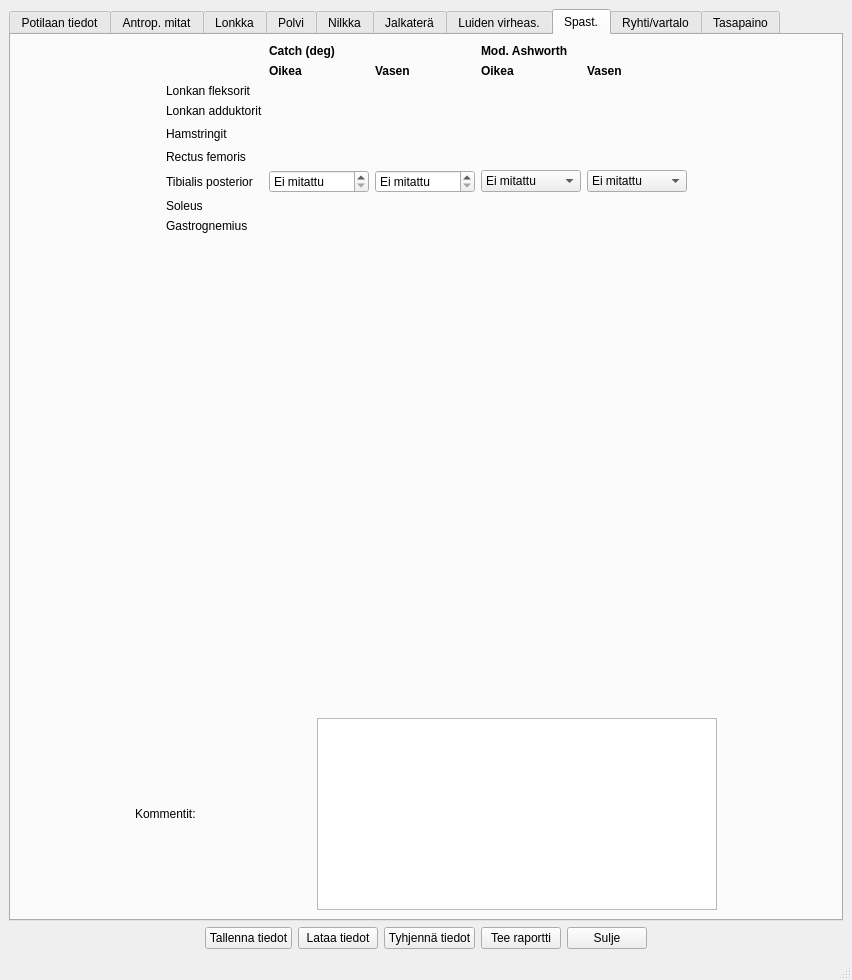
First picture: the form in tabbed_design.ui, repository jjnurminen/liikelaaj, before the edit.
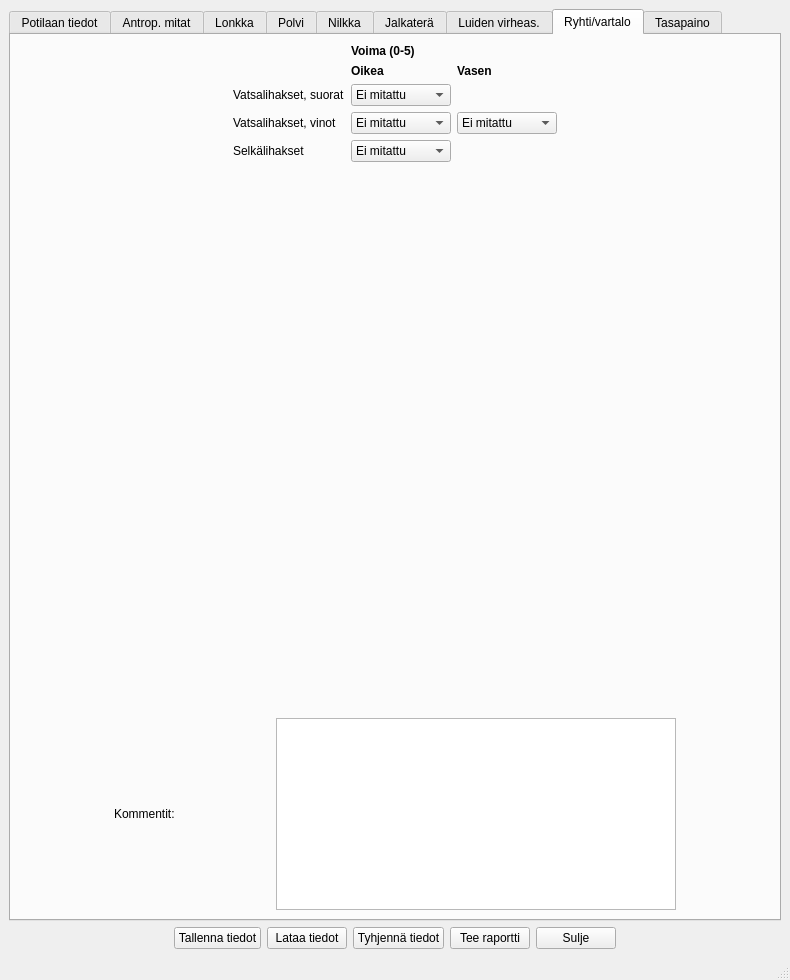
Second picture: the form after the edit. The open tabs and pages were chosen to show the change.

Commit message: del spast tab

```diff
--- a/tabbed_design.ui
+++ b/tabbed_design.ui
@@ -6,7 +6,7 @@
    <rect>
     <x>0</x>
     <y>0</y>
-    <width>852</width>
+    <width>790</width>
     <height>980</height>
    </rect>
   </property>
@@ -9691,425 +9691,6 @@
         </item>
        </layout>
       </widget>
-      <widget class="QWidget" name="tabSpast">
-       <attribute name="title">
-        <string>Spast.</string>
-       </attribute>
-       <layout class="QVBoxLayout" name="verticalLayout_16">
-        <item>
-         <layout class="QGridLayout" name="gridLayout_17">
-          <item row="6" column="1">
-           <widget class="QLabel" name="label_298">
-            <property name="text">
-             <string>Rectus femoris</string>
-            </property>
-           </widget>
-          </item>
-          <item row="8" column="1">
-           <widget class="QLabel" name="label_294">
-            <property name="text">
-             <string>Soleus</string>
-            </property>
-           </widget>
-          </item>
-          <item row="1" column="4" colspan="2">
-           <widget class="QLabel" name="label_232">
-            <property name="font">
-             <font>
-              <weight>75</weight>
-              <bold>true</bold>
-             </font>
-            </property>
-            <property name="text">
-             <string>Mod. Ashworth</string>
-            </property>
-            <property name="textFormat">
-             <enum>Qt::AutoText</enum>
-            </property>
-           </widget>
-          </item>
-          <item row="2" column="3">
-           <widget class="QLabel" name="label_272">
-            <property name="font">
-             <font>
-              <weight>75</weight>
-              <bold>true</bold>
-             </font>
-            </property>
-            <property name="text">
-             <string>Vasen</string>
-            </property>
-           </widget>
-          </item>
-          <item row="7" column="3">
-           <widget class="QSpinBox" name="spSpastTibialisVas">
-            <property name="sizePolicy">
-             <sizepolicy hsizetype="Fixed" vsizetype="Fixed">
-              <horstretch>0</horstretch>
-              <verstretch>0</verstretch>
-             </sizepolicy>
-            </property>
-            <property name="minimumSize">
-             <size>
-              <width>100</width>
-              <height>0</height>
-             </size>
-            </property>
-            <property name="specialValueText">
-             <string extracomment="Ei mitattu">Ei mitattu</string>
-            </property>
-            <property name="suffix">
-             <string>°</string>
-            </property>
-            <property name="prefix">
-             <string/>
-            </property>
-            <property name="minimum">
-             <number>-181</number>
-            </property>
-            <property name="maximum">
-             <number>180</number>
-            </property>
-            <property name="value">
-             <number>-181</number>
-            </property>
-           </widget>
-          </item>
-          <item row="2" column="4">
-           <widget class="QLabel" name="label_293">
-            <property name="font">
-             <font>
-              <weight>75</weight>
-              <bold>true</bold>
-             </font>
-            </property>
-            <property name="text">
-             <string>Oikea</string>
-            </property>
-           </widget>
-          </item>
-          <item row="7" column="1">
-           <widget class="QLabel" name="label_301">
-            <property name="text">
-             <string>Tibialis posterior</string>
-            </property>
-           </widget>
-          </item>
-          <item row="9" column="1">
-           <widget class="QLabel" name="label_297">
-            <property name="text">
-             <string>Gastrognemius</string>
-            </property>
-           </widget>
-          </item>
-          <item row="7" column="2">
-           <widget class="QSpinBox" name="spSpastTibialisOik">
-            <property name="sizePolicy">
-             <sizepolicy hsizetype="Fixed" vsizetype="Fixed">
-              <horstretch>0</horstretch>
-              <verstretch>0</verstretch>
-             </sizepolicy>
-            </property>
-            <property name="minimumSize">
-             <size>
-              <width>100</width>
-              <height>0</height>
-             </size>
-            </property>
-            <property name="specialValueText">
-             <string extracomment="Ei mitattu">Ei mitattu</string>
-            </property>
-            <property name="suffix">
-             <string>°</string>
-            </property>
-            <property name="prefix">
-             <string/>
-            </property>
-            <property name="minimum">
-             <number>-181</number>
-            </property>
-            <property name="maximum">
-             <number>180</number>
-            </property>
-            <property name="value">
-             <number>-181</number>
-            </property>
-           </widget>
-          </item>
-          <item row="5" column="1">
-           <widget class="QLabel" name="label_296">
-            <property name="text">
-             <string>Hamstringit</string>
-            </property>
-           </widget>
-          </item>
-          <item row="3" column="1">
-           <widget class="QLabel" name="label_302">
-            <property name="text">
-             <string>Lonkan fleksorit</string>
-            </property>
-           </widget>
-          </item>
-          <item row="5" column="0">
-           <spacer name="horizontalSpacer_70">
-            <property name="orientation">
-             <enum>Qt::Horizontal</enum>
-            </property>
-            <property name="sizeHint" stdset="0">
-             <size>
-              <width>40</width>
-              <height>20</height>
-             </size>
-            </property>
-           </spacer>
-          </item>
-          <item row="2" column="2">
-           <widget class="QLabel" name="label_299">
-            <property name="font">
-             <font>
-              <weight>75</weight>
-              <bold>true</bold>
-             </font>
-            </property>
-            <property name="text">
-             <string>Oikea</string>
-            </property>
-           </widget>
-          </item>
-          <item row="2" column="5">
-           <widget class="QLabel" name="label_295">
-            <property name="font">
-             <font>
-              <weight>75</weight>
-              <bold>true</bold>
-             </font>
-            </property>
-            <property name="text">
-             <string>Vasen</string>
-            </property>
-           </widget>
-          </item>
-          <item row="4" column="1">
-           <widget class="QLabel" name="label_303">
-            <property name="text">
-             <string>Lonkan adduktorit</string>
-            </property>
-           </widget>
-          </item>
-          <item row="5" column="6">
-           <spacer name="horizontalSpacer_71">
-            <property name="orientation">
-             <enum>Qt::Horizontal</enum>
-            </property>
-            <property name="sizeHint" stdset="0">
-             <size>
-              <width>40</width>
-              <height>20</height>
-             </size>
-            </property>
-           </spacer>
-          </item>
-          <item row="1" column="2" colspan="2">
-           <widget class="QLabel" name="label_304">
-            <property name="font">
-             <font>
-              <weight>75</weight>
-              <bold>true</bold>
-             </font>
-            </property>
-            <property name="text">
-             <string>Catch (deg)</string>
-            </property>
-            <property name="textFormat">
-             <enum>Qt::AutoText</enum>
-            </property>
-           </widget>
-          </item>
-          <item row="7" column="5">
-           <widget class="QComboBox" name="cbSpastModATibialisVas">
-            <property name="sizePolicy">
-             <sizepolicy hsizetype="Fixed" vsizetype="Fixed">
-              <horstretch>0</horstretch>
-              <verstretch>0</verstretch>
-             </sizepolicy>
-            </property>
-            <property name="minimumSize">
-             <size>
-              <width>100</width>
-              <height>0</height>
-             </size>
-            </property>
-            <item>
-             <property name="text">
-              <string>Ei mitattu</string>
-             </property>
-            </item>
-            <item>
-             <property name="text">
-              <string>0</string>
-             </property>
-            </item>
-            <item>
-             <property name="text">
-              <string>1</string>
-             </property>
-            </item>
-            <item>
-             <property name="text">
-              <string>1+</string>
-             </property>
-            </item>
-            <item>
-             <property name="text">
-              <string>2</string>
-             </property>
-            </item>
-            <item>
-             <property name="text">
-              <string>3</string>
-             </property>
-            </item>
-            <item>
-             <property name="text">
-              <string>4</string>
-             </property>
-            </item>
-           </widget>
-          </item>
-          <item row="7" column="4">
-           <widget class="QComboBox" name="cbSpastModATibialisOik">
-            <property name="sizePolicy">
-             <sizepolicy hsizetype="Fixed" vsizetype="Fixed">
-              <horstretch>0</horstretch>
-              <verstretch>0</verstretch>
-             </sizepolicy>
-            </property>
-            <property name="minimumSize">
-             <size>
-              <width>100</width>
-              <height>0</height>
-             </size>
-            </property>
-            <item>
-             <property name="text">
-              <string>Ei mitattu</string>
-             </property>
-            </item>
-            <item>
-             <property name="text">
-              <string>0</string>
-             </property>
-            </item>
-            <item>
-             <property name="text">
-              <string>1</string>
-             </property>
-            </item>
-            <item>
-             <property name="text">
-              <string>1+</string>
-             </property>
-            </item>
-            <item>
-             <property name="text">
-              <string>2</string>
-             </property>
-            </item>
-            <item>
-             <property name="text">
-              <string>3</string>
-             </property>
-            </item>
-            <item>
-             <property name="text">
-              <string>4</string>
-             </property>
-            </item>
-           </widget>
-          </item>
-         </layout>
-        </item>
-        <item>
-         <spacer name="verticalSpacer_19">
-          <property name="orientation">
-           <enum>Qt::Vertical</enum>
-          </property>
-          <property name="sizeHint" stdset="0">
-           <size>
-            <width>20</width>
-            <height>297</height>
-           </size>
-          </property>
-         </spacer>
-        </item>
-        <item>
-         <layout class="QHBoxLayout" name="horizontalLayout_11">
-          <item>
-           <spacer name="horizontalSpacer_46">
-            <property name="orientation">
-             <enum>Qt::Horizontal</enum>
-            </property>
-            <property name="sizeHint" stdset="0">
-             <size>
-              <width>40</width>
-              <height>20</height>
-             </size>
-            </property>
-           </spacer>
-          </item>
-          <item>
-           <widget class="QLabel" name="label_242">
-            <property name="text">
-             <string>Kommentit:</string>
-            </property>
-           </widget>
-          </item>
-          <item>
-           <spacer name="horizontalSpacer_47">
-            <property name="orientation">
-             <enum>Qt::Horizontal</enum>
-            </property>
-            <property name="sizeHint" stdset="0">
-             <size>
-              <width>40</width>
-              <height>20</height>
-             </size>
-            </property>
-           </spacer>
-          </item>
-          <item>
-           <widget class="QTextEdit" name="cmtSpast">
-            <property name="sizePolicy">
-             <sizepolicy hsizetype="Fixed" vsizetype="Fixed">
-              <horstretch>0</horstretch>
-              <verstretch>0</verstretch>
-             </sizepolicy>
-            </property>
-            <property name="minimumSize">
-             <size>
-              <width>400</width>
-              <height>0</height>
-             </size>
-            </property>
-           </widget>
-          </item>
-          <item>
-           <spacer name="horizontalSpacer_48">
-            <property name="orientation">
-             <enum>Qt::Horizontal</enum>
-            </property>
-            <property name="sizeHint" stdset="0">
-             <size>
-              <width>40</width>
-              <height>20</height>
-             </size>
-            </property>
-           </spacer>
-          </item>
-         </layout>
-        </item>
-       </layout>
-      </widget>
       <widget class="QWidget" name="tabRyhti">
        <attribute name="title">
         <string>Ryhti/vartalo</string>
```
Left out of the diff: 9 changed lines with no effect on the pictures.
